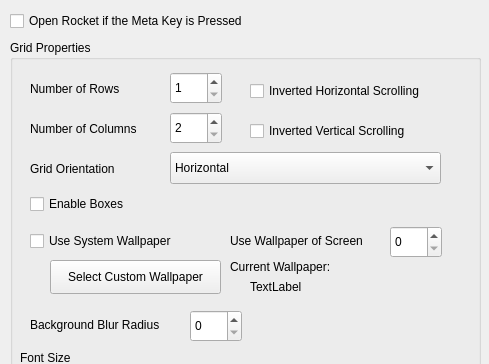
Old version of the form RocketDesigner/mainwindow.ui in the repository friciwolf/Rocket; both pictures show x 0 to 489 and y 0 to 364 of the 489 by 659 pixel window.
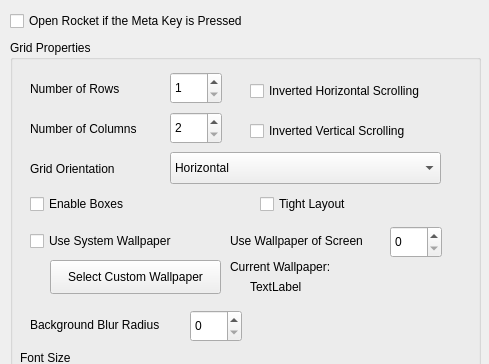
New version of the form.

Commit message: Feature Update     Tight Layout setting has been added

Patch:
```diff
--- a/RocketDesigner/mainwindow.ui
+++ b/RocketDesigner/mainwindow.ui
@@ -680,6 +680,22 @@
       </property>
      </widget>
     </widget>
+    <widget class="QCheckBox" name="tightLayoutCheckBox">
+     <property name="geometry">
+      <rect>
+       <x>250</x>
+       <y>154</y>
+       <width>211</width>
+       <height>20</height>
+      </rect>
+     </property>
+     <property name="toolTip">
+      <string>If enabled, the grid occupies minimal space, without empty rows.</string>
+     </property>
+     <property name="text">
+      <string>Tight Layout</string>
+     </property>
+    </widget>
    </widget>
    <widget class="QDialogButtonBox" name="buttonBox">
     <property name="geometry">
```
The commit also changes 10 other files.
